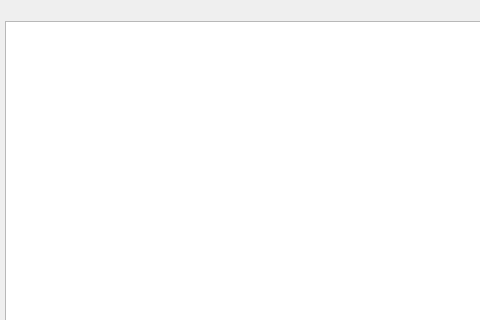
This is dialog.ui in Poloschki/QT-Test-Repo as Qt 5 draws it before an edit; both pictures show x 0 to 480 and y 0 to 320 of the 1358 by 689 pixel window. The edited form follows.
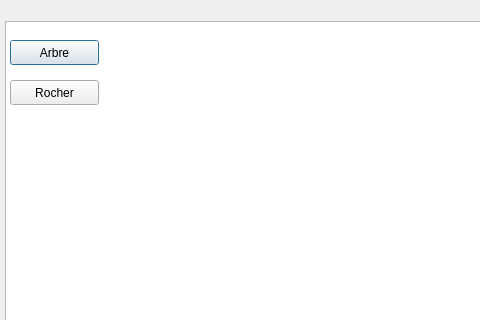
This is the edited form.

Commit message: bouton pour faire apparaitre l'abre ou le rocher

```diff
--- a/dialog.ui
+++ b/dialog.ui
@@ -26,6 +26,32 @@
     <bool>false</bool>
    </property>
   </widget>
+  <widget class="QPushButton" name="pushButton">
+   <property name="geometry">
+    <rect>
+     <x>10</x>
+     <y>40</y>
+     <width>89</width>
+     <height>25</height>
+    </rect>
+   </property>
+   <property name="text">
+    <string>Arbre</string>
+   </property>
+  </widget>
+  <widget class="QPushButton" name="pushButton_2">
+   <property name="geometry">
+    <rect>
+     <x>10</x>
+     <y>80</y>
+     <width>89</width>
+     <height>25</height>
+    </rect>
+   </property>
+   <property name="text">
+    <string>Rocher</string>
+   </property>
+  </widget>
  </widget>
  <layoutdefault spacing="6" margin="11"/>
  <resources/>
```
The commit also changes 3 other files.
